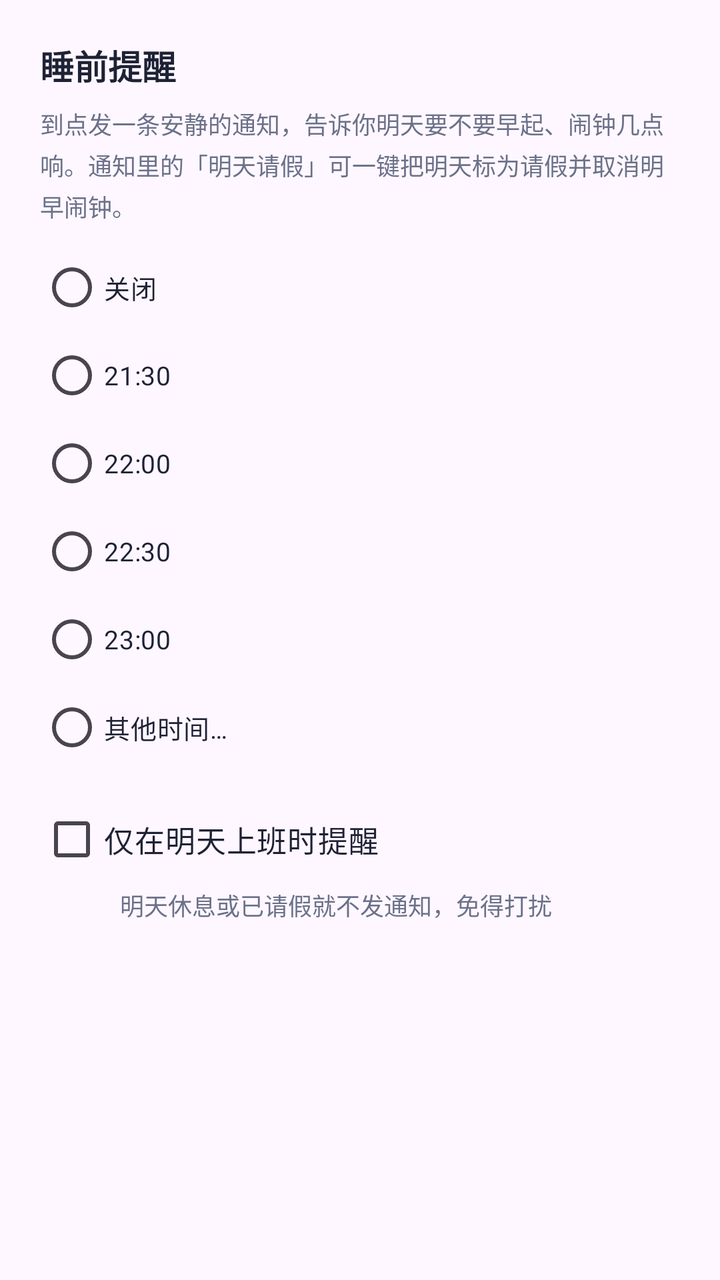
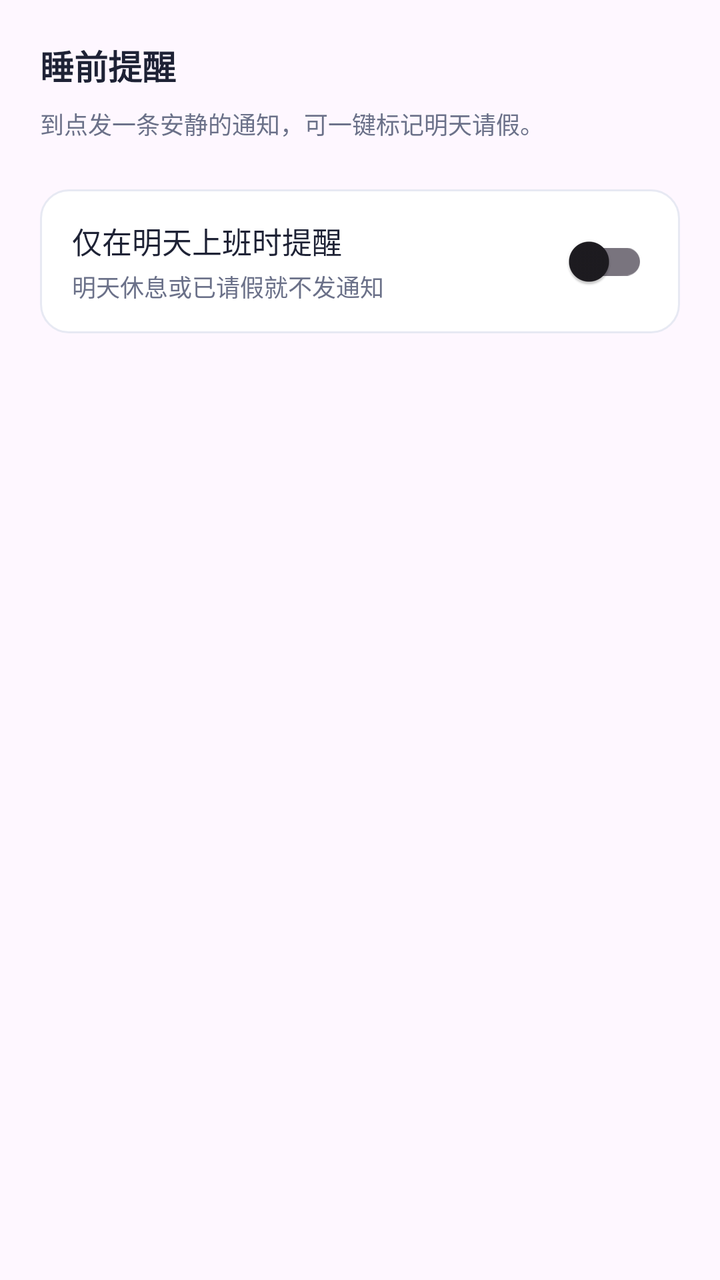

Screens rendered from an Android XML layout before and after an edit, with the pre-edit source and the edit as a unified diff.
<!-- AndroidManifest.xml: application theme Theme.DaxiaoWeekAlarm -->
<!-- res/layout/dialog_bedtime.xml -->
<?xml version="1.0" encoding="utf-8"?>
<LinearLayout xmlns:android="http://schemas.android.com/apk/res/android"
    android:layout_width="match_parent"
    android:layout_height="wrap_content"
    android:orientation="vertical"
    android:padding="20dp">

    <TextView
        android:layout_width="wrap_content"
        android:layout_height="wrap_content"
        android:text="@string/dialog_bedtime_title"
        android:textColor="@color/ink"
        android:textSize="17sp"
        android:textStyle="bold" />

    <TextView
        android:layout_width="match_parent"
        android:layout_height="wrap_content"
        android:layout_marginTop="8dp"
        android:lineSpacingMultiplier="1.2"
        android:text="@string/dialog_bedtime_message"
        android:textColor="@color/sub"
        android:textSize="12sp" />

    <RadioGroup
        android:id="@+id/rg_bedtime"
        android:layout_width="match_parent"
        android:layout_height="wrap_content"
        android:layout_marginTop="10dp"
        android:orientation="vertical">

        <RadioButton
            android:id="@+id/rb_bed_off"
            style="@style/WeekRadio"
            android:layout_width="match_parent"
            android:layout_height="wrap_content"
            android:minHeight="44dp"
            android:text="@string/dialog_bedtime_off" />

        <RadioButton
            android:id="@+id/rb_bed_2130"
            style="@style/WeekRadio"
            android:layout_width="match_parent"
            android:layout_height="wrap_content"
            android:minHeight="44dp"
            android:text="@string/dialog_bedtime_2130" />

        <RadioButton
            android:id="@+id/rb_bed_2200"
            style="@style/WeekRadio"
            android:layout_width="match_parent"
            android:layout_height="wrap_content"
            android:minHeight="44dp"
            android:text="@string/dialog_bedtime_2200" />

        <RadioButton
            android:id="@+id/rb_bed_2230"
            style="@style/WeekRadio"
            android:layout_width="match_parent"
            android:layout_height="wrap_content"
            android:minHeight="44dp"
            android:text="@string/dialog_bedtime_2230" />

        <RadioButton
            android:id="@+id/rb_bed_2300"
            style="@style/WeekRadio"
            android:layout_width="match_parent"
            android:layout_height="wrap_content"
            android:minHeight="44dp"
            android:text="@string/dialog_bedtime_2300" />

        <RadioButton
            android:id="@+id/rb_bed_custom"
            style="@style/WeekRadio"
            android:layout_width="match_parent"
            android:layout_height="wrap_content"
            android:minHeight="44dp"
            android:text="@string/dialog_bedtime_custom" />
    </RadioGroup>

    
    <CheckBox
        android:id="@+id/cb_bedtime_workday"
        android:layout_width="match_parent"
        android:layout_height="wrap_content"
        android:layout_marginTop="12dp"
        android:minHeight="44dp"
        android:text="@string/dialog_bedtime_workday_only"
        android:textColor="@color/ink"
        android:textSize="15sp" />

    <TextView
        android:layout_width="match_parent"
        android:layout_height="wrap_content"
        android:layout_marginStart="40dp"
        android:layout_marginTop="2dp"
        android:text="@string/dialog_bedtime_workday_hint"
        android:textColor="@color/sub"
        android:textSize="12sp" />
</LinearLayout>
<!-- resources referenced by this layout -->
<resources>
  <color name="ink">#1E2235</color>
  <color name="sub">#6B7189</color>
  <string name="dialog_bedtime_2130">21:30</string>
  <string name="dialog_bedtime_2200">22:00</string>
  <string name="dialog_bedtime_2230">22:30</string>
  <string name="dialog_bedtime_2300">23:00</string>
  <string name="dialog_bedtime_custom">其他时间…</string>
  <string name="dialog_bedtime_message">到点发一条安静的通知，告诉你明天要不要早起、闹钟几点响。通知里的「明天请假」可一键把明天标为请假并取消明早闹钟。</string>
  <string name="dialog_bedtime_off">关闭</string>
  <string name="dialog_bedtime_title">睡前提醒</string>
  <string name="dialog_bedtime_workday_hint">明天休息或已请假就不发通知，免得打扰</string>
  <string name="dialog_bedtime_workday_only">仅在明天上班时提醒</string>
  <style name="WeekRadio">
          <item name="android:textSize">13sp</item>
          <item name="android:textColor">@color/ink</item>
          <item name="android:buttonTint">@color/indigo</item>
      </style>
  <style name="Theme.DaxiaoWeekAlarm" parent="Theme.Material3.DayNight.NoActionBar">
          <item name="colorPrimary">@color/indigo</item>
          <item name="colorPrimaryVariant">@color/indigo_dark</item>
          <item name="colorOnPrimary">@color/white</item>
          <item name="android:statusBarColor">@color/bg</item>
          <item name="android:windowLightStatusBar">true</item>
      </style>
  <color name="indigo">#4F46E5</color>
  <color name="indigo_dark">#4338CA</color>
  <color name="white">#FFFFFFFF</color>
  <color name="bg">#F4F5FB</color>
</resources>

<!-- the commit's change to res/layout/dialog_bedtime.xml (unified diff, before → after) -->
@@ -22,79 +22,55 @@
         android:textColor="@color/sub"
         android:textSize="12sp" />
 
-    <RadioGroup
-        android:id="@+id/rg_bedtime"
-        android:layout_width="match_parent"
-        android:layout_height="wrap_content"
-        android:layout_marginTop="10dp"
-        android:orientation="vertical">
-
-        <RadioButton
-            android:id="@+id/rb_bed_off"
-            style="@style/WeekRadio"
-            android:layout_width="match_parent"
-            android:layout_height="wrap_content"
-            android:minHeight="44dp"
-            android:text="@string/dialog_bedtime_off" />
-
-        <RadioButton
-            android:id="@+id/rb_bed_2130"
-            style="@style/WeekRadio"
-            android:layout_width="match_parent"
-            android:layout_height="wrap_content"
-            android:minHeight="44dp"
-            android:text="@string/dialog_bedtime_2130" />
-
-        <RadioButton
-            android:id="@+id/rb_bed_2200"
-            style="@style/WeekRadio"
-            android:layout_width="match_parent"
-            android:layout_height="wrap_content"
-            android:minHeight="44dp"
-            android:text="@string/dialog_bedtime_2200" />
-
-        <RadioButton
-            android:id="@+id/rb_bed_2230"
-            style="@style/WeekRadio"
-            android:layout_width="match_parent"
-            android:layout_height="wrap_content"
-            android:minHeight="44dp"
-            android:text="@string/dialog_bedtime_2230" />
-
-        <RadioButton
-            android:id="@+id/rb_bed_2300"
-            style="@style/WeekRadio"
-            android:layout_width="match_parent"
-            android:layout_height="wrap_content"
-            android:minHeight="44dp"
-            android:text="@string/dialog_bedtime_2300" />
-
-        <RadioButton
-            android:id="@+id/rb_bed_custom"
-            style="@style/WeekRadio"
-            android:layout_width="match_parent"
-            android:layout_height="wrap_content"
-            android:minHeight="44dp"
-            android:text="@string/dialog_bedtime_custom" />
-    </RadioGroup>
-
     
-    <CheckBox
-        android:id="@+id/cb_bedtime_workday"
+    <LinearLayout
+        android:id="@+id/dlg_bed_list"
         android:layout_width="match_parent"
         android:layout_height="wrap_content"
         android:layout_marginTop="12dp"
-        android:minHeight="44dp"
-        android:text="@string/dialog_bedtime_workday_only"
-        android:textColor="@color/ink"
-        android:textSize="15sp" />
+        android:orientation="vertical" />
 
-    <TextView
+    
+    <LinearLayout
+        android:id="@+id/bed_workday_row"
         android:layout_width="match_parent"
         android:layout_height="wrap_content"
-        android:layout_marginStart="40dp"
-        android:layout_marginTop="2dp"
-        android:text="@string/dialog_bedtime_workday_hint"
-        android:textColor="@color/sub"
-        android:textSize="12sp" />
+        android:layout_marginTop="12dp"
+        android:background="@drawable/bg_dialog_row"
+        android:gravity="center_vertical"
+        android:orientation="horizontal"
+        android:paddingStart="16dp"
+        android:paddingTop="12dp"
+        android:paddingEnd="16dp"
+        android:paddingBottom="12dp">
+
+        <LinearLayout
+            android:layout_width="0dp"
+            android:layout_height="wrap_content"
+            android:layout_weight="1"
+            android:orientation="vertical">
+
+            <TextView
+                android:layout_width="match_parent"
+                android:layout_height="wrap_content"
+                android:text="@string/dialog_bedtime_workday_only"
+                android:textColor="@color/ink"
+                android:textSize="15sp" />
+
+            <TextView
+                android:layout_width="match_parent"
+                android:layout_height="wrap_content"
+                android:layout_marginTop="3dp"
+                android:lineSpacingMultiplier="1.2"
+                android:text="@string/dialog_bedtime_workday_hint"
+                android:textColor="@color/sub"
+                android:textSize="12sp" />
+        </LinearLayout>
+
+        <androidx.appcompat.widget.SwitchCompat
+            android:id="@+id/sw_bed_workday"
+            android:layout_width="wrap_content"
+            android:layout_height="wrap_content"
+            android:layout_marginStart="12dp" />
+    </LinearLayout>
 </LinearLayout>
<!-- resource entries referenced after the edit -->
@@ -2,21 +2,20 @@
 <resources>
   <color name="ink">#1E2235</color>
   <color name="sub">#6B7189</color>
-  <string name="dialog_bedtime_2130">21:30</string>
-  <string name="dialog_bedtime_2200">22:00</string>
-  <string name="dialog_bedtime_2230">22:30</string>
-  <string name="dialog_bedtime_2300">23:00</string>
-  <string name="dialog_bedtime_custom">其他时间…</string>
-  <string name="dialog_bedtime_message">到点发一条安静的通知，告诉你明天要不要早起、闹钟几点响。通知里的「明天请假」可一键把明天标为请假并取消明早闹钟。</string>
-  <string name="dialog_bedtime_off">关闭</string>
+  <!-- drawable bg_dialog_row (drawable) -->
+  <?xml version="1.0" encoding="utf-8"?>
+  <shape xmlns:android="http://schemas.android.com/apk/res/android"
+      android:shape="rectangle">
+      <solid android:color="@color/card" />
+      <stroke
+          android:width="1dp"
+          android:color="@color/line" />
+      <corners android:radius="14dp" />
+  </shape>
+  <string name="dialog_bedtime_message">到点发一条安静的通知，可一键标记明天请假。</string>
   <string name="dialog_bedtime_title">睡前提醒</string>
-  <string name="dialog_bedtime_workday_hint">明天休息或已请假就不发通知，免得打扰</string>
+  <string name="dialog_bedtime_workday_hint">明天休息或已请假就不发通知</string>
   <string name="dialog_bedtime_workday_only">仅在明天上班时提醒</string>
-  <style name="WeekRadio">
-          <item name="android:textSize">13sp</item>
-          <item name="android:textColor">@color/ink</item>
-          <item name="android:buttonTint">@color/indigo</item>
-      </style>
   <style name="Theme.DaxiaoWeekAlarm" parent="Theme.Material3.DayNight.NoActionBar">
           <item name="colorPrimary">@color/indigo</item>
           <item name="colorPrimaryVariant">@color/indigo_dark</item>
@@ -24,6 +23,8 @@
           <item name="android:statusBarColor">@color/bg</item>
           <item name="android:windowLightStatusBar">true</item>
       </style>
+  <color name="card">#FFFFFF</color>
+  <color name="line">#E7E9F3</color>
   <color name="indigo">#4F46E5</color>
   <color name="indigo_dark">#4338CA</color>
   <color name="white">#FFFFFFFF</color>
